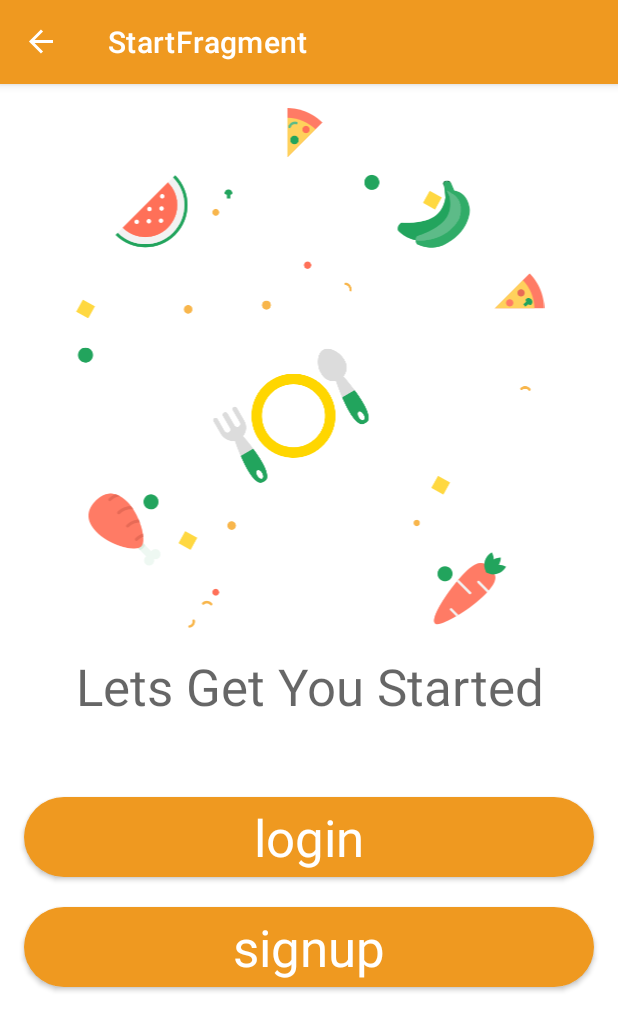
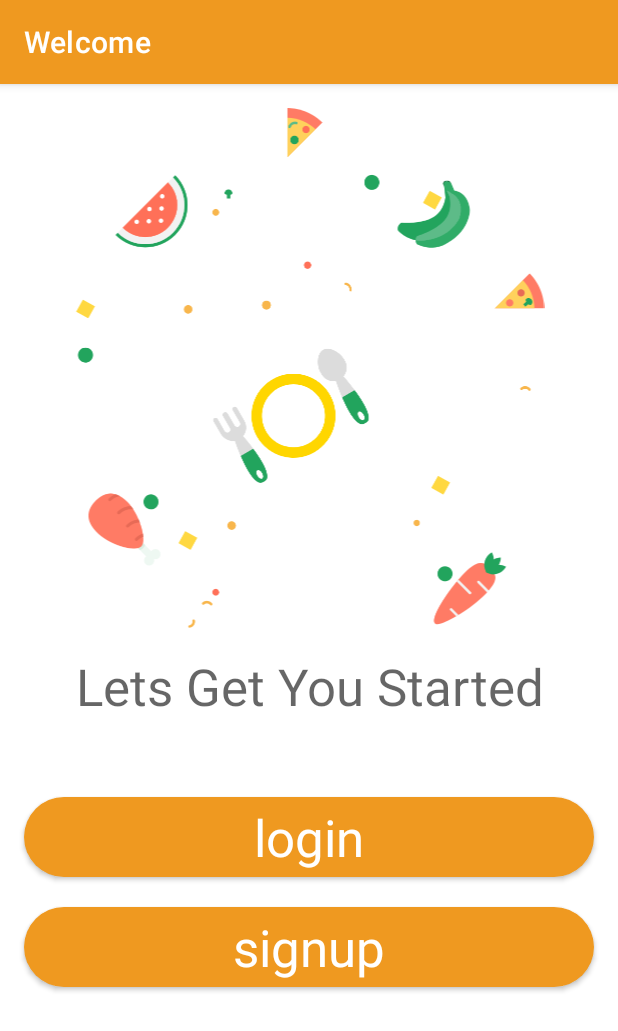
Before and after one commit to ma-za-kpe/FoodAway, an Android app: the StartActivity screen opened directly, with no data from a screen before it, on a phone screen of 412 x 824 dp. Shown: the top 1031 px of the screen. Run offline under Robolectric (Android 15) with nearby library versions, the phone set to English and light mode, and no system bars; our stand-ins replace navigation-ui.

Commit message:
update navigation

```diff
--- a/app/src/main/java/com/kpe/foodaway/ui/activity/StartActivity.kt
+++ b/app/src/main/java/com/kpe/foodaway/ui/activity/StartActivity.kt
@@ -20,7 +20,7 @@ class StartActivity : AppCompatActivity() {
         val navController: NavController = Navigation.findNavController(this, R.id.nav_host_fragment)
 
         val appBarConfiguration = AppBarConfiguration(setOf(
-            R.id.loginFragment, R.id.signUpFragment))
+            R.id.startFragment, R.id.loginFragment, R.id.signUpFragment))
         setupActionBarWithNavController(navController, appBarConfiguration)
 
     }
--- a/app/src/main/res/navigation/mobile_navigation.xml
+++ b/app/src/main/res/navigation/mobile_navigation.xml
@@ -9,7 +9,7 @@
         tools:layout="@layout/main_fragment"
         android:id="@+id/startFragment"
         android:name="com.kpe.foodaway.ui.fragment.StartFragment"
-        android:label="StartFragment" >
+        android:label="Welcome" >
         <action
             android:id="@+id/action_startFragment_to_loginFragment"
             app:destination="@id/loginFragment" />
@@ -20,11 +20,11 @@
     <fragment
         android:id="@+id/loginFragment"
         android:name="com.kpe.foodaway.ui.fragment.LoginFragment"
-        android:label=" login"
+        android:label="Login"
         tools:layout="@layout/fragment_login" />
     <fragment
         android:id="@+id/signUpFragment"
         android:name="com.kpe.foodaway.ui.fragment.SignUpFragment"
-        android:label="sign_up"
+        android:label="Sign Up"
         tools:layout="@layout/fragment_sign_up" />
 </navigation>
```
